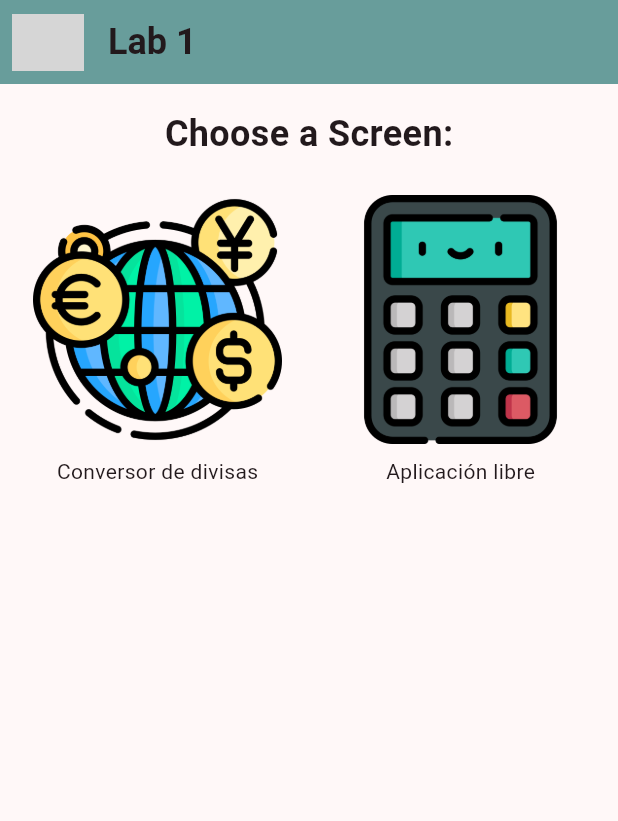
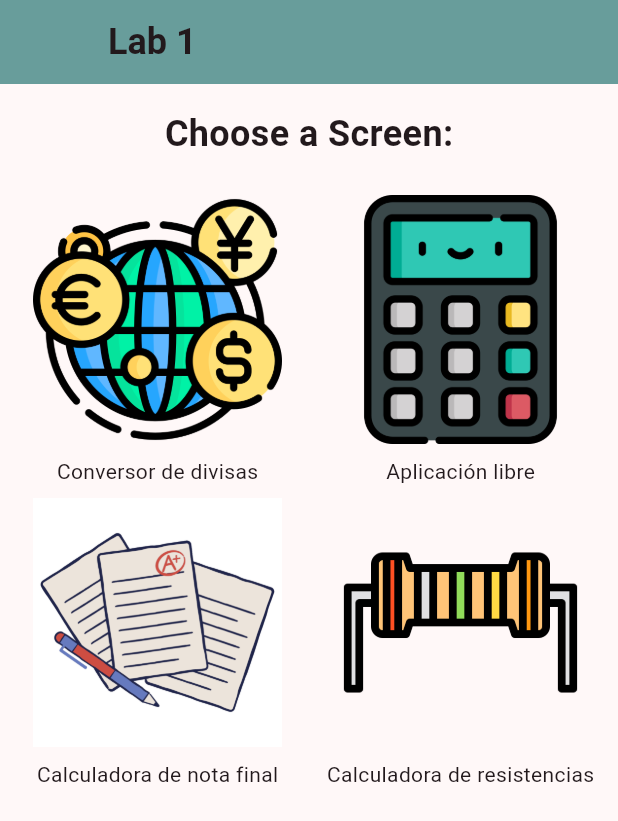
Before and after one commit to camiloarteaga1/lab1-DispMov, a Flutter app: the screen it shows after launch, on a phone screen of 412 x 824 dp. Shown: the top 821 px of the screen. Run offline on Flutter 3.47's test engine with Material 3 defaults, Android fonts, the phone set to English and light mode, and no system bars; our stand-ins replace math_expressions; Roboto replaces fonts that are missing (Broadway); grey boxes are pictures that could not be loaded.

Commit message:
Added resistor image and uncommented lines to show last 2 functions of the app

```diff
--- a/lab1/lib/screens/home_screen.dart
+++ b/lab1/lib/screens/home_screen.dart
@@ -1,8 +1,8 @@
 import 'package:flutter/material.dart';
 import 'package:lab1/screens/currency_conv_screen.dart';
 import 'package:lab1/screens/free_screen.dart';
-// import 'package:lab1/screens/grades_screen.dart';
-// import 'package:lab1/screens/resistor_screen.dart';
+import 'package:lab1/screens/grades_screen.dart';
+import 'package:lab1/screens/resistor_screen.dart';
 
 class HomeScreen extends StatefulWidget {
   const HomeScreen({super.key});
@@ -26,9 +26,9 @@ class _HomeScreenState extends State<HomeScreen> {
             top: 9.0,
             bottom: 9.0,
           ),
-          child: Image(
-            image: AssetImage('assets/icons/logo.png'),
-          ),
+          // child: Image(
+          //   image: AssetImage('assets/icons/logo.png'),
+          // ),
         ),
         backgroundColor: const Color.fromARGB(170, 29, 112, 108),
         title: const Text(
@@ -116,54 +116,54 @@ class _HomeScreenState extends State<HomeScreen> {
               ),
 
               // Image 3
-              // GestureDetector(
-              //   onTap: () {
-              //     Navigator.push(
-              //       context,
-              //       MaterialPageRoute(builder: (context) => const GradesScreen()),
-              //     );
-              //   },
-              //   child: const Column(
-              //     children: [
-              //       Expanded(
-              //         child: Image(
-              //           height: 200,
-              //           width: 200,
-              //           image: AssetImage('assets/images/grades.png')
-              //         ),
-              //       ),
-              //       Padding(
-              //         padding: EdgeInsets.only(top: 8.0),
-              //         child: Text('Calculadora de nota final'),
-              //       ),
-              //     ],
-              //   ),
-              // ),
+              GestureDetector(
+                onTap: () {
+                  Navigator.push(
+                    context,
+                    MaterialPageRoute(builder: (context) => const GradesScreen()),
+                  );
+                },
+                child: const Column(
+                  children: [
+                    Expanded(
+                      child: Image(
+                        height: 200,
+                        width: 200,
+                        image: AssetImage('assets/images/grades.png')
+                      ),
+                    ),
+                    Padding(
+                      padding: EdgeInsets.only(top: 8.0),
+                      child: Text('Calculadora de nota final'),
+                    ),
+                  ],
+                ),
+              ),
 
-              // // Image 4
-              // GestureDetector(
-              //   onTap: () {
-              //     Navigator.push(
-              //       context,
-              //       MaterialPageRoute(builder: (context) => const ResistorScreen()),
-              //     );
-              //   },
-              //   child: const Column(
-              //     children: [
-              //       Expanded(
-              //         child: Image(
-              //           height: 200,
-              //           width: 200,
-              //           image: AssetImage('assets/images/resistor.png')
-              //         ),
-              //       ),
-              //       Padding(
-              //         padding: EdgeInsets.only(top: 8.0),
-              //         child: Text('Calculadora de resistencias'),
-              //       ),
-              //     ],
-              //   ),
-              // ),
+              // Image 4
+              GestureDetector(
+                onTap: () {
+                  Navigator.push(
+                    context,
+                    MaterialPageRoute(builder: (context) => const ResistorScreen()),
+                  );
+                },
+                child: const Column(
+                  children: [
+                    Expanded(
+                      child: Image(
+                        height: 200,
+                        width: 200,
+                        image: AssetImage('assets/images/resistor.png')
+                      ),
+                    ),
+                    Padding(
+                      padding: EdgeInsets.only(top: 8.0),
+                      child: Text('Calculadora de resistencias'),
+                    ),
+                  ],
+                ),
+              ),
               ],
             ),
           ),
```
Also changed, not shown: lab1/assets/images/resistor.png (added).
